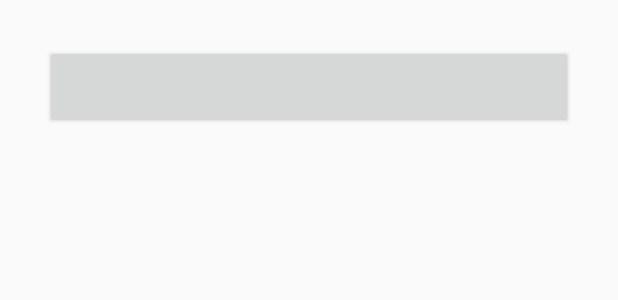
After one commit to ShelMax/JangSisters, an Android app: the layout dialog_post_ingredients.xml on its own in the app's theme, with its tools: preview values and no code run, on a phone screen of 412 x 824 dp. The commit adds this screen. Shown: the top 300 px of the screen. Run offline under Robolectric (Android 15) with nearby library versions, the phone set to English and light mode, and no system bars.

Commit message:
AlertDialog

```diff
--- /dev/null
+++ b/app/src/main/res/layout/dialog_post_ingredients.xml
@@ -0,0 +1,23 @@
+<?xml version="1.0" encoding="utf-8"?>
+<RelativeLayout xmlns:android="http://schemas.android.com/apk/res/android"
+    android:layout_width="match_parent" android:layout_height="wrap_content">
+
+    <ListView
+        android:layout_width="match_parent"
+        android:layout_height="wrap_content"
+        android:layout_marginRight="10dp"
+        android:layout_marginLeft="10dp"
+        android:layout_marginTop="10dp"
+        android:id="@+id/post_ingredients_list" />
+
+    <Button
+        android:layout_width="match_parent"
+        android:layout_height="56dp"
+        android:layout_below="@+id/post_ingredients_list"
+        android:id="@+id/post_ingredients_order"
+        android:layout_marginBottom="20dp"
+        android:layout_marginLeft="30dp"
+        android:layout_marginRight="30dp"
+        android:layout_marginTop="20dp"/>
+
+</RelativeLayout>
--- a/app/src/main/res/layout/item_post.xml
+++ b/app/src/main/res/layout/item_post.xml
@@ -4,7 +4,7 @@
     android:layout_width="match_parent"
     android:layout_height="300dp"
     xmlns:app="http://schemas.android.com/apk/res-auto"
-    android:layout_marginBottom="5dp">
+    android:layout_marginBottom="10dp">
 
     <ImageView
         android:layout_width="match_parent"
@@ -15,7 +15,7 @@
     <LinearLayout
         android:layout_width="match_parent"
         android:layout_height="match_parent"
-        android:background="#7b000000" />
+        android:background="#2e000000" />
 
     <ImageView
         android:layout_width="wrap_content"
```
Also changed, not shown: app/src/main/java/kr/sofac/jangsisters/activities/MainActivity.java (+0 -9 lines), app/src/main/java/kr/sofac/jangsisters/activities/PostDetailedActivity.java (+18 -4 lines), app/src/main/java/kr/sofac/jangsisters/models/Ingredient.java (added, +18 -0 lines), app/src/main/java/kr/sofac/jangsisters/models/Post.java (+7 -1 lines), app/src/main/java/kr/sofac/jangsisters/utils/PostWrapper.java (+12 -5 lines), app/src/main/java/kr/sofac/jangsisters/views/adapters/PostIngredientsAdapter.java (added, +50 -0 lines), app/src/main/java/kr/sofac/jangsisters/views/fragments/HomeFragment.java (+13 -4 lines), app/src/main/res/layout/activity_post_detailed.xml (+45 -54 lines), app/src/main/res/layout/item_post_ingredient.xml (added, +26 -0 lines).
